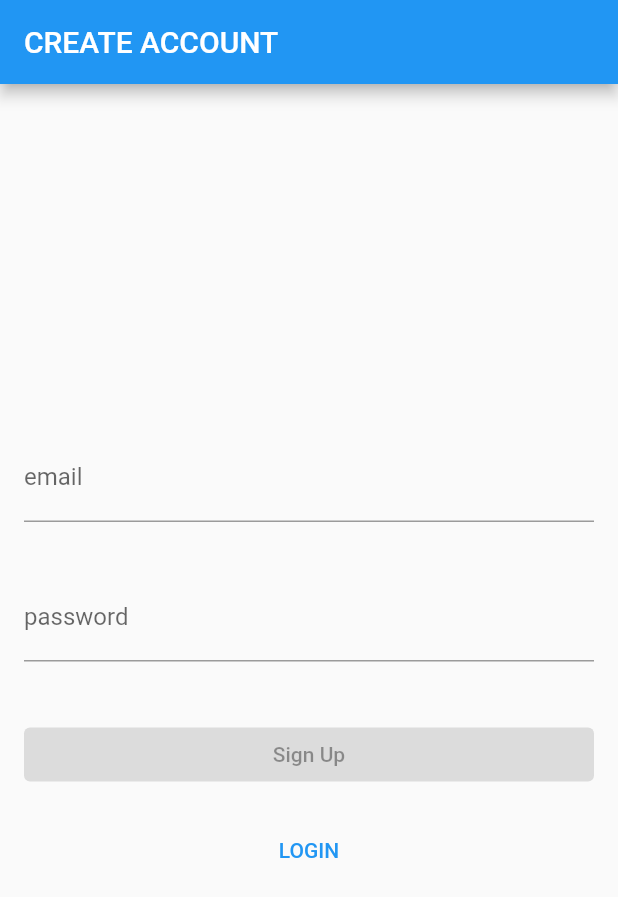
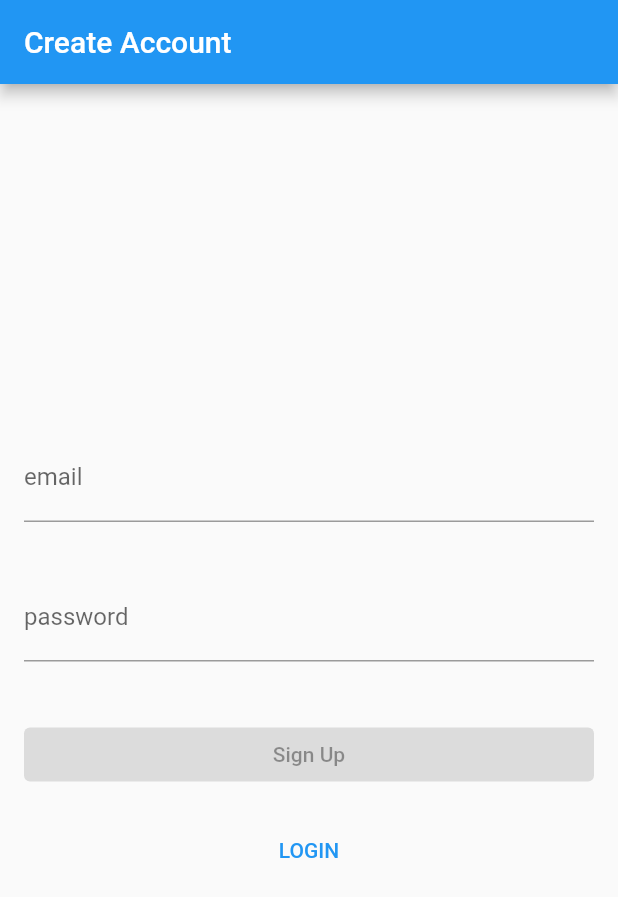
Before and after one commit to kyawsanoo/StarterApp, a Flutter app: the screen it shows after launch, after a tap on "CREATE ACCOUNT", on a phone screen of 412 x 824 dp. Shown: the top 897 px of the screen. Run offline on Flutter 3.47's test engine with Material 2 defaults, Android fonts, the phone set to English and light mode, and no system bars; our stand-ins replace bloc, equatable, flutter_bloc, formz, shared_preferences; network calls fail.

Commit message:
#remove splash.dart and add launch_images at native side

```diff
--- a/lib/login/pages/login_page.dart
+++ b/lib/login/pages/login_page.dart
@@ -11,7 +11,7 @@ class LoginPage extends StatefulWidget {
   LoginPage({required this.title});
 
   static Route route() {
-    return MaterialPageRoute<void>(builder: (_) => LoginPage(title: 'LOGIN'));
+    return MaterialPageRoute<void>(builder: (_) => LoginPage(title: 'Login'));
   }
 
   @override
--- a/lib/main.dart
+++ b/lib/main.dart
@@ -1,7 +1,6 @@
 
 import 'package:flutter/material.dart';
 import 'package:flutter_bloc/flutter_bloc.dart';
-import 'package:starterapp/splash/splash.dart';
 import 'authentication/blocs/blocs.dart';
 import 'authentication/repository/repository.dart';
 import 'login/login.dart';
@@ -83,41 +82,30 @@ class _MyAppState extends State<MyApp>{
 
   @override
   Widget build(BuildContext context) {
-      return MaterialApp(
-          navigatorKey: _navigatorKey,
-          builder: (context, child){
-              return BlocListener<AuthenticationBloc, AuthenticationState>(
-                    listener: (context, state){
-                        if (state is AuthenticationAuthenticated) {
-                          // show home page
-                          _navigator.pushAndRemoveUntil<void>(
-                                MyHomePage.route(),
-                                    (route) => false
-                          );
 
+    return MaterialApp(
+      title: 'Starter App',
+      theme: ThemeData(
+        primarySwatch: Colors.blue,
+      ),
+      home: BlocBuilder<AuthenticationBloc, AuthenticationState>(
+                builder: (context, state) {
+                      if (state is AuthenticationAuthenticated) {
+                        // show home page
+                        return MyHomePage(title: "Posts");
+                      }
+                      // show sign up page
+                      else if(state is RedirectToSignUpPage){
+                        return SignUpPage(title: 'Create Account');
+                      }
+                      // otherwise show login page
+                      else{
+                        return LoginPage(title: "Login",);
+                      }
 
-                        }
-                        // show sign up page
-                        else if(state is RedirectToSignUpPage){
-                          _navigator.pushAndRemoveUntil<void>(
-                              SignUpPage.route(),
-                              (route) => false
-                          );
-
-                        }
-                        // otherwise show login page
-                        else{
-                          _navigator.pushAndRemoveUntil<void>(
-                              LoginPage.route(),
-                                  (route) => false
-                          );                        }
-                     },
-                     child: child,
-              );
-          },
-          onGenerateRoute: (_) => SplashPage.route(),
+                  }
+      )
       );
 
+    }
   }
-
-}
--- a/lib/posts/ui/post_list_page.dart
+++ b/lib/posts/ui/post_list_page.dart
@@ -9,7 +9,7 @@ import 'setting_page.dart';
 class MyHomePage extends StatefulWidget {
 
   static Route route() {
-    return MaterialPageRoute<void>(builder: (_) => MyHomePage(title: "POSTS"));
+    return MaterialPageRoute<void>(builder: (_) => MyHomePage(title: "Posts"));
   }
 
   MyHomePage({Key? key, this.title}) : super(key: key);
--- a/lib/signup/pages/sign_up_page.dart
+++ b/lib/signup/pages/sign_up_page.dart
@@ -9,7 +9,7 @@ class SignUpPage extends StatefulWidget {
   SignUpPage({required this.title});
 
   static Route route() {
-    return MaterialPageRoute<void>(builder: (_) => SignUpPage(title: 'CREATE ACCOUNT'));
+    return MaterialPageRoute<void>(builder: (_) => SignUpPage(title: 'Create Account'));
   }
 
   @override
--- a/lib/splash/splash.dart
+++ /dev/null
@@ -1 +0,0 @@
-export 'splash_page.dart';
--- a/lib/splash/splash_page.dart
+++ /dev/null
@@ -1,29 +0,0 @@
-import 'package:flutter/material.dart';
-
-class SplashPage extends StatefulWidget {
-  static Route route() {
-    return MaterialPageRoute<void>(builder: (_) => SplashPage());
-  }
-
-  @override
-  _SplashState createState() {
-    return _SplashState();
-  }
-}
-
-class _SplashState extends State<SplashPage>{
-
-
-  @override
-  Widget build(BuildContext context) {
-    return Container(
-        color: Colors.white,
-        child: FlutterLogo(size:MediaQuery.of(context).size.height)
-    );
-  }
-
-  @override
-  void initState() {
-
-  }
-}
```
Also changed, not shown: 7 other files.
